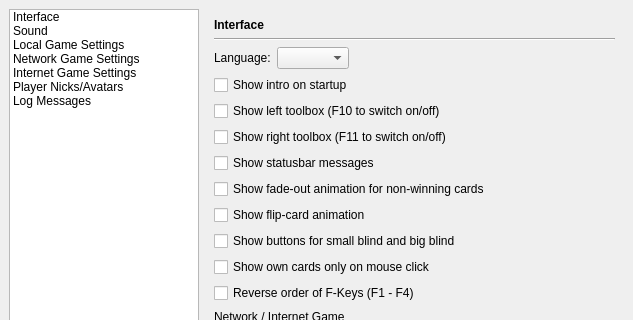
This is src/gui/qt/settingsdialog.ui in pokerth/pokerth as Qt 5 draws it before an edit; both pictures show x 0 to 633 and y 0 to 320 of the 633 by 606 pixel window. The edited form follows.
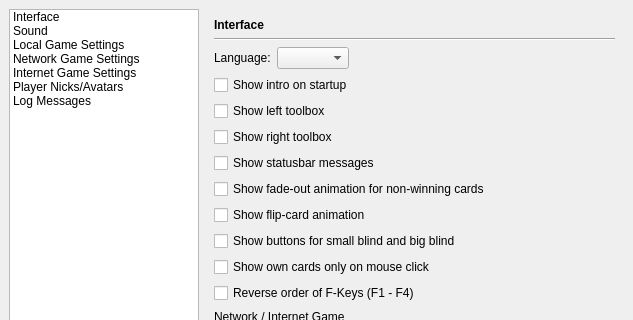
This is the edited form. Icons and pictures are not drawn. Custom widgets are drawn as their Qt base class.

Patch:
```diff
--- a/src/gui/qt/settingsdialog.ui
+++ b/src/gui/qt/settingsdialog.ui
@@ -101,14 +101,14 @@
        <item row="4" column="0" >
         <widget class="QCheckBox" name="checkBox_showLeftToolbox" >
          <property name="text" >
-          <string>Show left toolbox (F10 to switch on/off)</string>
+          <string>Show left toolbox </string>
          </property>
         </widget>
        </item>
        <item row="5" column="0" >
         <widget class="QCheckBox" name="checkBox_showRightToolbox" >
          <property name="text" >
-          <string>Show right toolbox (F11 to switch on/off)</string>
+          <string>Show right toolbox</string>
          </property>
         </widget>
        </item>
```
